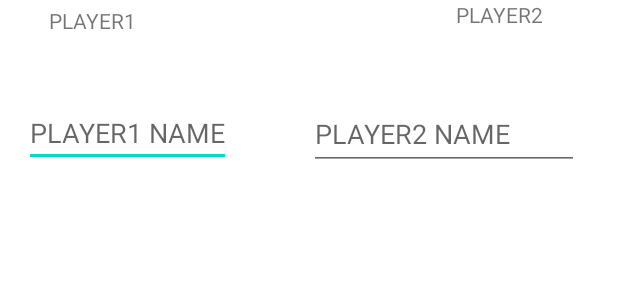
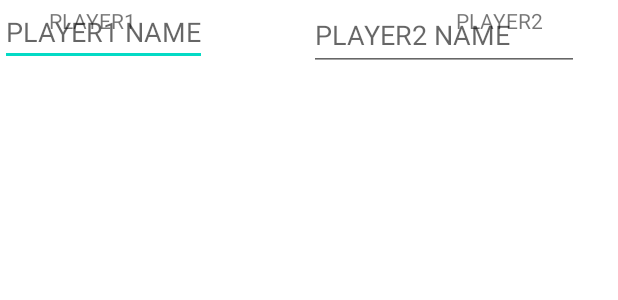
Before and after one commit to shantanu49001/ANDROID_PROJECTS, an Android app: the layout activity_main.xml on its own in the app's theme, with its tools: preview values and no code run, on a phone screen of 412 x 824 dp. Shown: the top 300 px of the screen. Run offline under Robolectric (Android 15) with nearby library versions, the phone set to English and light mode, and no system bars.

Commit message:
fifth commit

```diff
--- a/8.Tic_Tac_Toes/app/src/main/res/layout/activity_main.xml
+++ b/8.Tic_Tac_Toes/app/src/main/res/layout/activity_main.xml
@@ -20,7 +20,7 @@
         app:barrierDirection="left" />
 
     <TextView
-        android:id="@+id/textView"
+        android:id="@+id/player_one_label"
         android:layout_width="91dp"
         android:layout_height="39dp"
         android:text="PLAYER1"
@@ -31,7 +31,7 @@
         tools:layout_editor_absoluteY="32dp" />
 
     <EditText
-        android:id="@+id/editTextTextPersonName"
+        android:id="@+id/player_one_label"
         android:layout_width="138dp"
         android:layout_height="44dp"
         android:layout_marginTop="28dp"
@@ -39,7 +39,7 @@
         android:hint="PLAYER1 NAME"
         android:inputType="textPersonName"
         app:layout_constraintStart_toStartOf="@+id/guideline2"
-        app:layout_constraintTop_toBottomOf="@+id/textView" />
+        app:layout_constraintTop_toBottomOf="@+id/player_one_label" />
 
     <androidx.constraintlayout.widget.Guideline
         android:id="@+id/guideline3"
@@ -49,33 +49,34 @@
         app:layout_constraintGuide_begin="386dp" />
 
     <TextView
-        android:id="@+id/textView2"
+        android:id="@+id/player_two"
         android:layout_width="106dp"
         android:layout_height="40dp"
         android:text="PLAYER2"
         android:textAlignment="center"
-        app:layout_constraintBottom_toBottomOf="@+id/textView"
+        app:layout_constraintBottom_toBottomOf="@+id/player_one_label"
         app:layout_constraintEnd_toStartOf="@+id/guideline3"
-        app:layout_constraintTop_toTopOf="@+id/textView" />
+        app:layout_constraintTop_toTopOf="@+id/player_one_label" />
 
 
     <EditText
-        android:id="@+id/editTextTextPersonName4"
+        android:id="@+id/player_two"
         android:layout_width="180dp"
         android:layout_height="47dp"
         android:ems="10"
         android:hint="PLAYER2 NAME"
         android:inputType="textPersonName"
-        app:layout_constraintBottom_toBottomOf="@+id/editTextTextPersonName"
+        app:layout_constraintBottom_toBottomOf="@+id/player_one_label"
         app:layout_constraintEnd_toStartOf="@+id/guideline3"
-        app:layout_constraintTop_toTopOf="@+id/editTextTextPersonName" />
+        app:layout_constraintTop_toTopOf="@+id/player_one_label" />
 
     <LinearLayout
-        android:layout_width="368dp"
-        android:layout_height="560dp"
+        android:id="@+id/board"
+        android:layout_width="match_parent"
+        android:layout_height="0dp"
         android:orientation="vertical"
         tools:layout_editor_absoluteX="20dp"
-        tools:layout_editor_absoluteY="156dp"></LinearLayout>
+        tools:layout_editor_absoluteY="156dp"/>
 
 
 </androidx.constraintlayout.widget.ConstraintLayout>
```
Also changed, not shown: 8.Tic_Tac_Toes/app/src/main/java/com/example/ttt/MainActivity.kt (+122 -1 lines).
